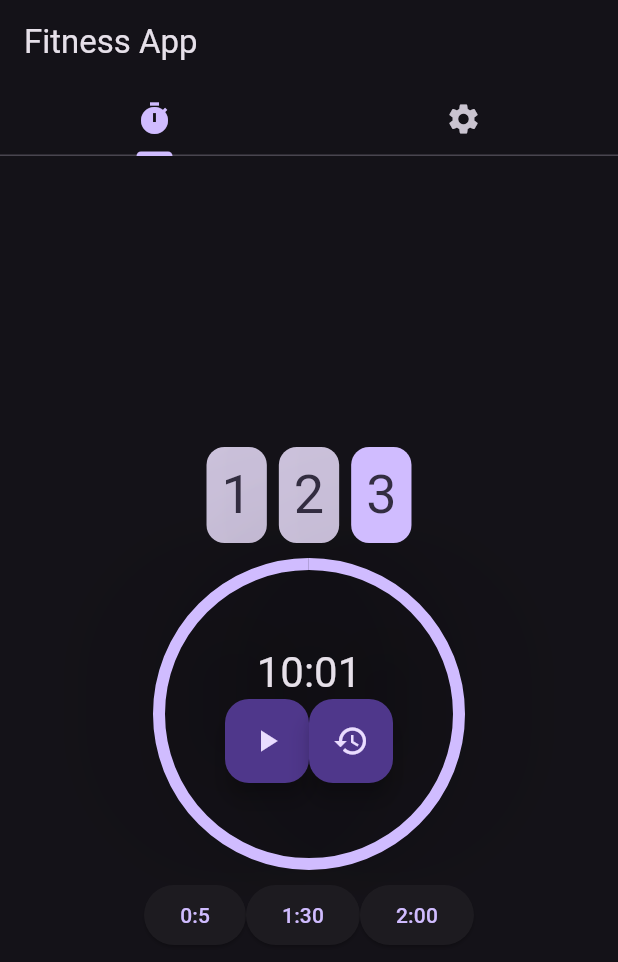
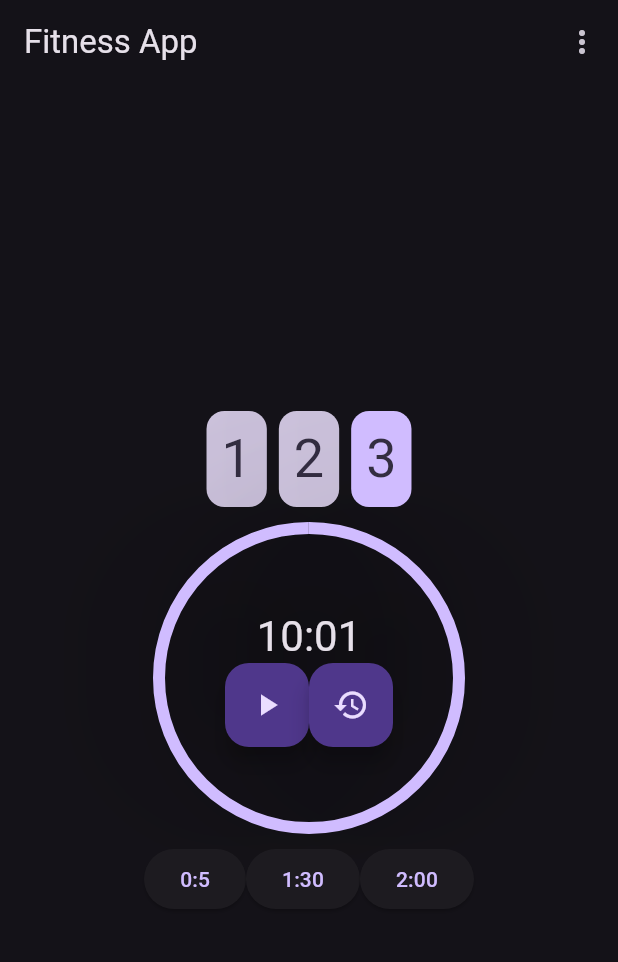
Before and after one commit to tlievre/fitness_stopwatch_app, a Flutter app: the screen it shows after launch, on a phone screen of 412 x 824 dp. Shown: the top 962 px of the screen. Run offline on Flutter 3.47's test engine with Material 3 defaults, Android fonts, the phone set to English and light mode, and no system bars; our stand-ins replace numberpicker.

Commit message:
replace settings tabview to PopMenuButton and routing

```diff
--- a/lib/pages/timer_page.dart
+++ b/lib/pages/timer_page.dart
@@ -31,11 +31,13 @@ class TimerPage extends StatelessWidget {
                     mainAxisAlignment: MainAxisAlignment.center,
                     children: [
                       FloatingActionButton(
+                        heroTag: null,
                         onPressed: timerProvider.pauseTimer,
                         tooltip: 'StartStop',
                         child: Icon(timerProvider.icon),
                       ),
                       FloatingActionButton(
+                        heroTag: null,
                         onPressed: timerProvider.resetTimer,
                         tooltip: 'reset',
                         child: const Icon(Icons.restore),
--- a/lib/skeleton.dart
+++ b/lib/skeleton.dart
@@ -7,29 +7,53 @@ class MyHomePage extends StatelessWidget {
 
   @override
   Widget build(BuildContext context) {
+    void handleClick(int item) {
+      if (item == 1) {
+        Navigator.push(
+          context,
+          MaterialPageRoute(builder: (context) => const ParameterPage()),
+        );
+      }
+    }
+
     return DefaultTabController(
       initialIndex: 0,
       length: 2,
       child: Scaffold(
         appBar: AppBar(
           title: const Text('Fitness App'),
-          bottom: const TabBar(
-            tabs: <Widget>[
-              Tab(
-                icon: Icon(Icons.timer),
-              ),
-              Tab(
-                icon: Icon(Icons.settings),
-              ),
-            ],
-          ),
-        ),
-        body: const TabBarView(
-          children: <Widget>[
-            TimerPage(),
-            ParameterPage(),
+          // bottom: const TabBar(
+          //   tabs: <Widget>[
+          //     Tab(
+          //       icon: Icon(Icons.timer),
+          //     ),
+          //     Tab(
+          //       icon: Icon(Icons.settings),
+          //     ),
+          //   ],
+          // ),
+          actions: <Widget>[
+            PopupMenuButton<int>(
+              onSelected: (item) => handleClick(item),
+              itemBuilder: (context) => <PopupMenuEntry<int>>[
+                const PopupMenuItem<int>(
+                  value: 1,
+                  child: ListTile(
+                    leading: Icon(Icons.settings),
+                    title: Text('Settings'),
+                  ),
+                )
+              ],
+            )
           ],
         ),
+        body: const TimerPage(),
+        // body: const TabBarView(
+        //   children: <Widget>[
+        //     TimerPage(),
+        //     ParameterPage(),
+        //   ],
+        // ),
       ),
     );
   }
```
